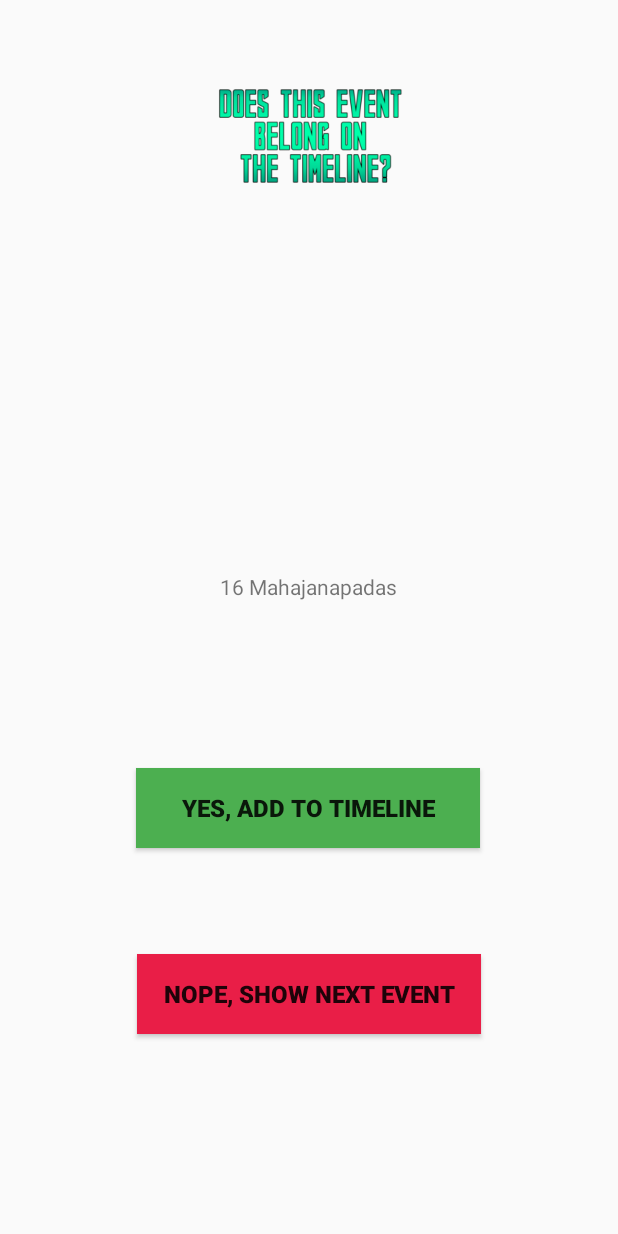
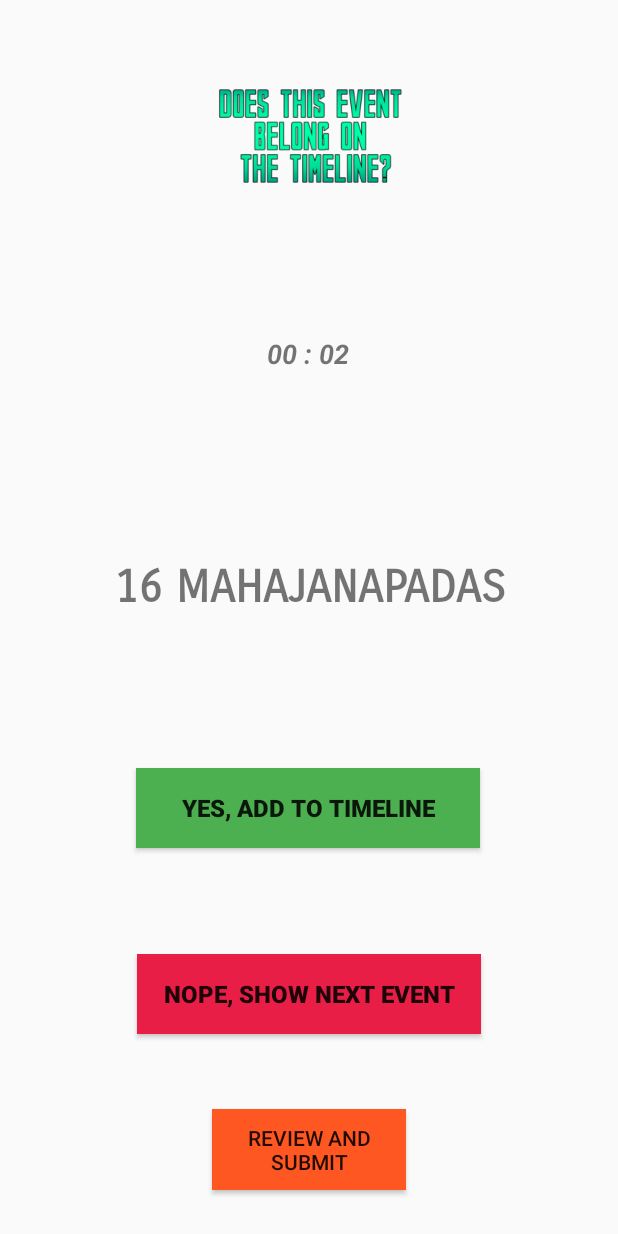
Before and after one commit to tasnimul2/HistoryQuiz, an Android app: the Game2Page2 screen opened directly, with no data from a screen before it, after a tap on "600 BCE - 321 BCE", on a phone screen of 412 x 824 dp. Run offline under Robolectric (Android 15) with nearby library versions, the phone set to English and light mode, and no system bars.

Commit message:
game 2 finished - timer added, submit button added

```diff
--- a/app/src/main/java/com/example/historyquiz/Game2Page2.java
+++ b/app/src/main/java/com/example/historyquiz/Game2Page2.java
@@ -2,12 +2,15 @@ package com.example.historyquiz;
 
 import androidx.appcompat.app.AppCompatActivity;
 
+import android.content.Intent;
 import android.os.Bundle;
+import android.os.Handler;
 import android.util.Log;
 import android.view.View;
 import android.widget.Button;
 import android.widget.ImageView;
 import android.widget.TextView;
+import android.widget.Toast;
 
 import java.lang.reflect.Array;
 import java.util.ArrayList;
@@ -15,12 +18,15 @@ import java.util.ArrayList;
 public class Game2Page2 extends AppCompatActivity {
 
     MainActivity mainActivity = new MainActivity();
-    private Button sixHundredBTN,fiveFiftyBTN,fiveThrityBTN,fiveNintynineBTN,addToTimelineBTN,skipToNextBTN;
+    private Button sixHundredBTN,fiveFiftyBTN,fiveThrityBTN,fiveNintynineBTN,addToTimelineBTN,skipToNextBTN,submitBTN;
     private ImageView topImageView;
     private static ArrayList<String> game2Events = new ArrayList<>();
     private static int elementCounter = 0;
-    private TextView eventShowerTV;
+    private TextView eventShowerTV, timeTV;
     private boolean gameOver = false;
+    private static int minute = 0, second = 0;
+    private Handler handler = new Handler();
+    private Runnable run;
 
 
     //******************************************************************************************************//
@@ -53,6 +59,73 @@ public class Game2Page2 extends AppCompatActivity {
         } else {
             eventShowerTV.setText(""+eventsArray.get(elementCounter));
         }
+    }
+
+    /* the answerKeyGame2 function creates an arrayList that holds the answer key for
+     *  the specific time period selected*/
+    protected ArrayList answerKeyGame2(int year) {
+        ArrayList<String> tempList = new ArrayList<>();
+        Game2 game2 = new Game2();
+
+        switch (year) {
+            case 600:
+                for (int i = 0; i < 4; i++) {
+                    tempList.add(game2.date1(i));
+                }
+                break;
+            case 550:
+                for (int i = 0; i < 4; i++) {
+                    tempList.add(game2.date2(i));
+                }
+                break;
+
+            case 530:
+                for (int i = 0; i < 4; i++) {
+                    tempList.add(game2.date3(i));
+                }
+                break;
+
+            case 599:
+                for (int i = 0; i < 4; i++) {
+                    tempList.add(game2.date4(i));
+                }
+                break;
+
+            default:
+                Toast.makeText(this, "Error has Occurred", Toast.LENGTH_SHORT).show();
+
+        }
+        return tempList;
+    }
+
+    /* the start clock method uses the handler to run the runnable.*/
+    public void startClock(){
+        handler.post(run);
+    }
+
+    public void runRunnable(){
+        run = new Runnable() {
+            @Override
+            public void run() {
+                ++second;
+                if(second == 60){
+                    second = 0;
+                    ++minute;
+                }
+                if(second < 10 && minute < 10){
+                    timeTV.setText("0"+ minute + " : 0"+ second);
+                }else if(second < 10 && minute >= 10){
+                    timeTV.setText(""+ minute + " : 0"+ second);
+                }else if(second > 10 && minute < 10){
+                    timeTV.setText("0"+ minute + " : "+ second);
+                }else{
+                    timeTV.setText(""+ minute + " : "+ second);
+                }
+
+
+                handler.postDelayed(this,1000);
+            }
+        };
     }
 
 
@@ -98,13 +171,17 @@ public class Game2Page2 extends AppCompatActivity {
             topImageView.setImageResource(R.drawable.doesthisbelonginthetimeline);
             addToTimelineBTN.setAlpha(1);
             skipToNextBTN.setAlpha(1);
+            submitBTN.setAlpha(1);
             addToTimelineBTN.setVisibility(View.VISIBLE);
             skipToNextBTN.setVisibility(View.VISIBLE);
+            submitBTN.setVisibility(View.VISIBLE);
+            startClock();
         }
 
         if(!visible){
             addToTimelineBTN.setVisibility(View.INVISIBLE);
             skipToNextBTN.setVisibility(View.INVISIBLE);
+            submitBTN.setVisibility(View.INVISIBLE);
         }
     }
 
@@ -117,6 +194,14 @@ public class Game2Page2 extends AppCompatActivity {
     //         The Methods written above are used to add functionality to the methods listed below          //
     //******************************************************************************************************//
 
+
+    /*
+    * Tag #s to Notes:
+    * Tag # 600 = 600 BCE - 321BCE
+    * Tag # 550 = 550 BCE - 321 BCE
+    * Tag # 530 = c.530 BCE - c.327 BCE
+    * Tag # 599 = c.599 BCE - c.483 BCE
+    * */
     public void yearOnClick(View view){
         //sets the button that is currently being pressed into the variable "buttonPressed"
         Button buttonPressed = (Button) view;
@@ -147,6 +232,16 @@ public class Game2Page2 extends AppCompatActivity {
     *  2) add tags for game twos events on the "checkSolution" method for timeline Activity
     * */
 
+    public void submitOnClick(View view){
+        Intent intent = new Intent(this,Timeline.class);
+        startActivity(intent);
+        handler.removeCallbacks(run); //uses the handler to tell runnable called "run" to stop running.
+        mainActivity.setSecond(second);
+        mainActivity.setMinute(minute);
+        second = 0;
+        minute = 0;
+    }
+
 
 
 
@@ -166,12 +261,14 @@ public class Game2Page2 extends AppCompatActivity {
         fiveNintynineBTN = findViewById(R.id.fiveNintynineBTN);
         skipToNextBTN = findViewById(R.id.skipToNextBTN);
         addToTimelineBTN = findViewById(R.id.addToTimelineBTN);
+        submitBTN = findViewById(R.id.submitBTN);
 
         //ImageView initialization
         topImageView = findViewById(R.id.topImageView);
 
         //TextView initialization
         eventShowerTV = findViewById(R.id.eventShowerTV);
+        timeTV = findViewById(R.id.timeTV);
 
         //set alpha
         sixHundredBTN.setAlpha(1);
@@ -181,6 +278,10 @@ public class Game2Page2 extends AppCompatActivity {
         page1visibility(true);
 
 
+        runRunnable();
+
+
+
 
     }
 }
--- a/app/src/main/res/layout/activity_game2_page2.xml
+++ b/app/src/main/res/layout/activity_game2_page2.xml
@@ -135,6 +135,10 @@
         android:layout_width="wrap_content"
         android:layout_height="wrap_content"
         android:gravity="center"
+        android:textAllCaps="true"
+        android:textSize="30sp"
+        android:textStyle="bold"
+        app:fontFamily="sans-serif-smallcaps"
         app:layout_constraintBottom_toBottomOf="parent"
         app:layout_constraintEnd_toEndOf="parent"
         app:layout_constraintHorizontal_bias="0.498"
@@ -142,4 +146,32 @@
         app:layout_constraintTop_toTopOf="parent"
         app:layout_constraintVertical_bias="0.474" />
 
+    <Button
+        android:id="@+id/submitBTN"
+        android:layout_width="129dp"
+        android:layout_height="54dp"
+        android:alpha="0"
+        android:background="#FF5722"
+        android:onClick="submitOnClick"
+        android:text="Review And Submit"
+        app:layout_constraintBottom_toBottomOf="parent"
+        app:layout_constraintEnd_toEndOf="parent"
+        app:layout_constraintStart_toStartOf="parent"
+        app:layout_constraintTop_toTopOf="parent"
+        app:layout_constraintVertical_bias="0.96" />
+
+    <TextView
+        android:id="@+id/timeTV"
+        android:layout_width="wrap_content"
+        android:layout_height="wrap_content"
+        android:textAllCaps="true"
+        android:textSize="18sp"
+        android:textStyle="bold|italic"
+        app:layout_constraintBottom_toBottomOf="parent"
+        app:layout_constraintEnd_toEndOf="parent"
+        app:layout_constraintHorizontal_bias="0.498"
+        app:layout_constraintStart_toStartOf="parent"
+        app:layout_constraintTop_toTopOf="parent"
+        app:layout_constraintVertical_bias="0.279" />
+
 </androidx.constraintlayout.widget.ConstraintLayout>
```
Also changed, not shown: app/src/main/java/com/example/historyquiz/MainActivity.java (+27 -82 lines), app/src/main/java/com/example/historyquiz/Timeline.java (+13 -3 lines).
